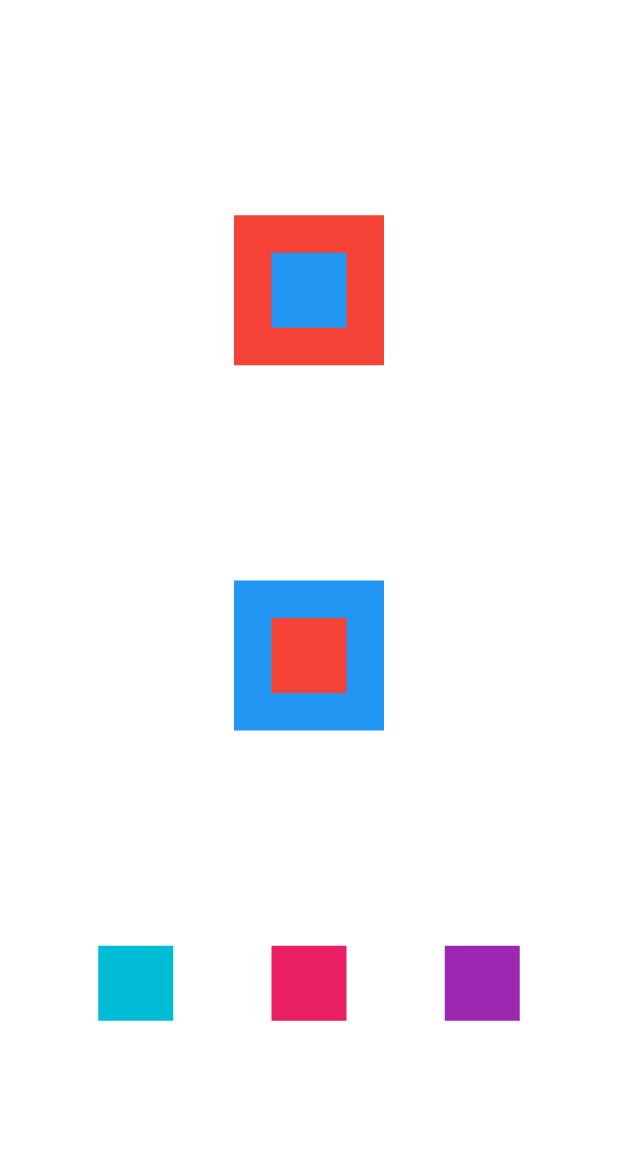
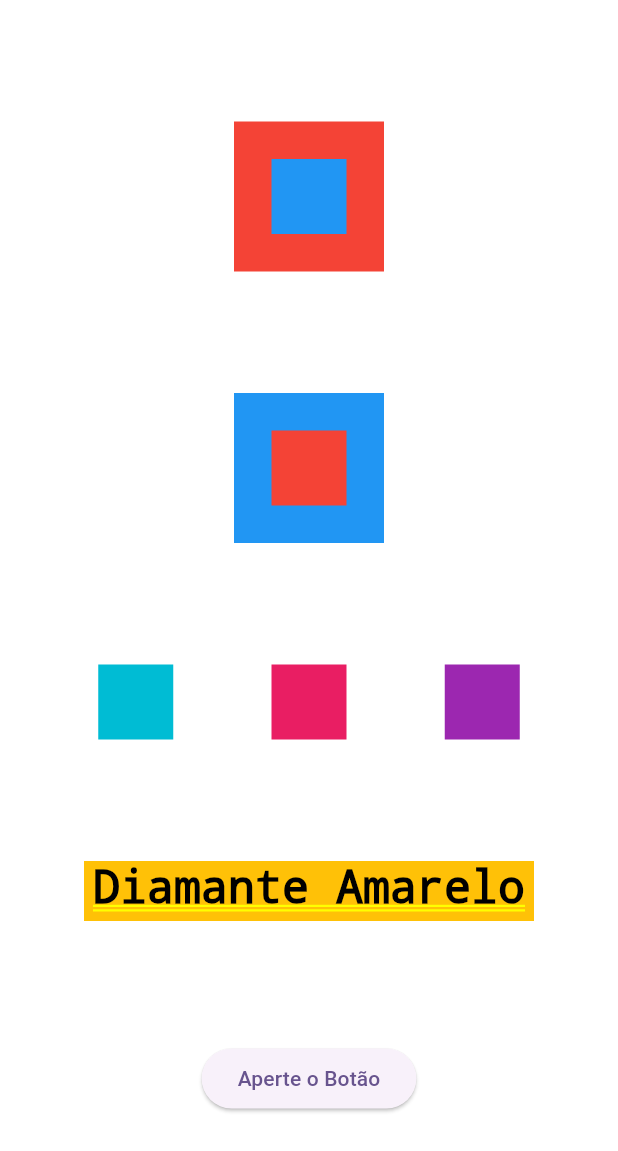
Before and after one commit to jmarciosilva/agendadorTarefas, a Flutter app: the screen it shows after launch, on a phone screen of 412 x 824 dp. Shown: the top 1151 px of the screen. Run offline on Flutter 3.47's test engine with Material 3 defaults, Android fonts, the phone set to English and light mode, and no system bars.

Commit message:
Adicionado botão, texto, alterado a cor do container

```diff
--- a/lib/main.dart
+++ b/lib/main.dart
@@ -16,7 +16,9 @@ class MyApp extends StatelessWidget {
         colorScheme: ColorScheme.fromSeed(seedColor: Colors.deepPurple),
         useMaterial3: true,
       ),
-      home: Column(
+      home: Container(
+        color: Colors.white,
+        child: Column(
           mainAxisAlignment: MainAxisAlignment.spaceEvenly,
           crossAxisAlignment: CrossAxisAlignment.center,
           children: [
@@ -71,7 +73,27 @@ class MyApp extends StatelessWidget {
                 ),
               ],
             ),
+            Container(
+              color: Colors.amber,
+              height: 40,
+              width: 300,
+              child: Text(
+                'Diamante Amarelo',
+                style: TextStyle(
+                  fontSize: 30,
+                  color: Colors.black,
+                ),
+                textAlign: TextAlign.center,
+              ),
+            ),
+            ElevatedButton(
+              onPressed: () {
+                print('Apertou o Botao');
+              },
+              child: Text('Aperte o Botão'),
+            )
           ],
+        ),
       ),
     );
   }
```
Lines whose indentation alone changed are shown as unchanged.
